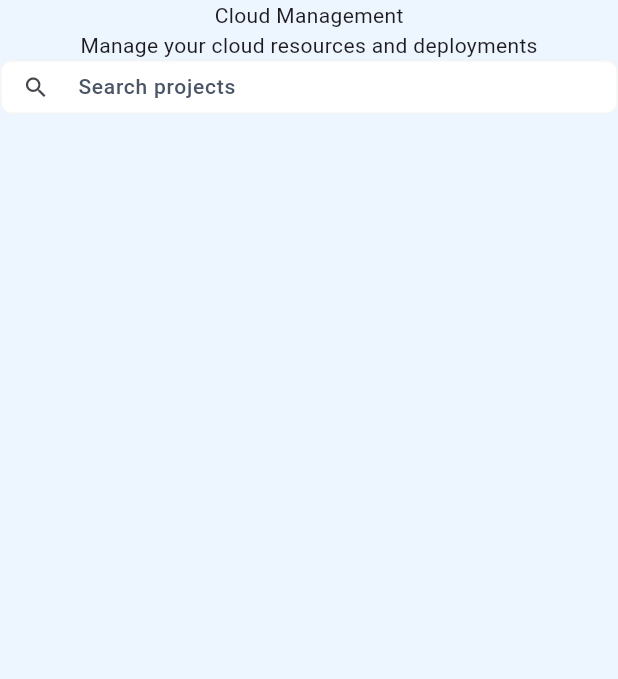
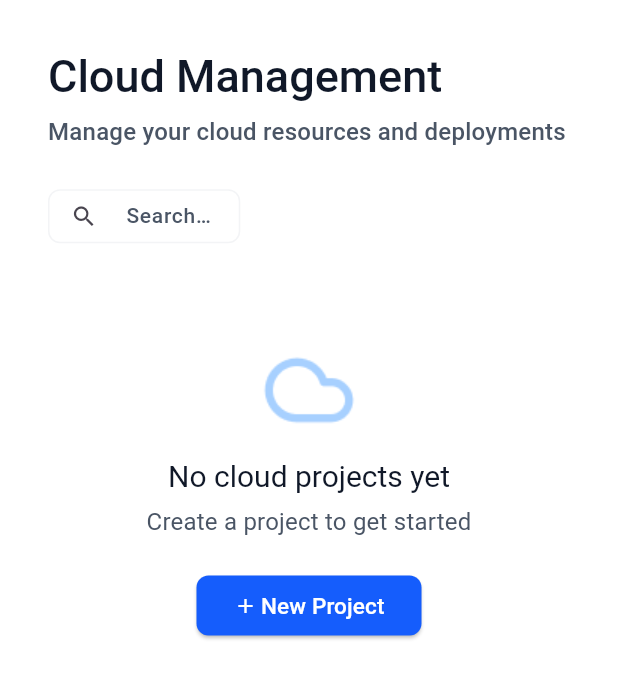
Before and after one commit to KilluaDB/UDBaaS_GP_FrontEnd, a Flutter app: the CloudTab screen opened by its route, on a phone screen of 412 x 824 dp. Shown: the top 679 px of the screen. Run offline on Flutter 3.47's test engine with Material 3 defaults, Android fonts, the phone set to English and light mode, and no system bars; our stand-ins replace flutter_screenutil, flutter_svg.

Commit message:
empty projects UI for cloud and projects tab

```diff
--- a/lib/core/constants/app_images.dart
+++ b/lib/core/constants/app_images.dart
@@ -8,5 +8,7 @@ class AppImages {
   static const String cloudUnSelected = 'assets/images/icons/cloud_icon_unselected.svg';
   static const String projectSelected = 'assets/images/icons/project_icon_selected.svg';
   static const String projectUnSelected = 'assets/images/icons/project_icon_unselected.svg';
+  static const String cloudEmptyProjectsLogo = 'assets/images/cloud_tab.png';
+  static const String emptyProjectsLogo = 'assets/images/icon_projects.png';
 
 }
--- /dev/null
+++ b/lib/core/widgets/empty_projects.dart
@@ -0,0 +1,73 @@
+import 'package:dbaas_project/core/app_theme.dart';
+import 'package:dbaas_project/core/widgets/custome_elevated_button.dart';
+import 'package:flutter/material.dart';
+import 'package:flutter_screenutil/flutter_screenutil.dart';
+
+class EmptyProjects extends StatelessWidget {
+
+  String logoName;
+  String subTitle;
+  String subDecribtion;
+   EmptyProjects({ required this.logoName, required this.subDecribtion, required this.subTitle,});
+
+  @override
+  Widget build(BuildContext context) {
+    final TextTheme textTheme = Theme.of(context).textTheme;
+    final screenWidth = MediaQuery.of(context).size.width;
+    final screenHeight = MediaQuery.of(context).size.height;
+
+    final buttonWidth = screenWidth * 0.2;
+
+    return Center(
+      child: Container(
+        width: double.infinity,
+        padding: EdgeInsets.symmetric(vertical: screenHeight * 0.05),
+        margin: EdgeInsets.symmetric(
+          horizontal: screenWidth * 0.04,
+          vertical: screenHeight * 0.03,
+        ),
+        decoration: BoxDecoration(
+          color: AppTheme.white,
+          borderRadius: BorderRadius.circular(14.r),
+        ),
+        child: Column(
+          mainAxisSize: MainAxisSize.min,
+          children: [
+            Image.asset(logoName, fit: BoxFit.contain),
+            SizedBox(height: 16.h),
+            Text(
+              subTitle,
+              style: textTheme.titleLarge,
+              textAlign: TextAlign.center,
+            ),
+            SizedBox(height: 8.h),
+            Text(
+             subDecribtion,
+              style: textTheme.titleMedium,
+              textAlign: TextAlign.center,
+            ),
+            SizedBox(height: 24.h),
+            CustomElevatedButton(
+              width: buttonWidth.clamp(150, 250),
+              child: Row(
+                mainAxisSize: MainAxisSize.min,
+                mainAxisAlignment: MainAxisAlignment.center,
+                children: [
+                  Icon(Icons.add, size: 16, color: AppTheme.white),
+                  SizedBox(width: 8.w),
+                  Text(
+                    "New Project",
+                    style: textTheme.titleSmall!.copyWith(
+                      color: AppTheme.white,
+                    ),
+                  ),
+                ],
+              ),
+              onTap: () {},
+            ),
+          ],
+        ),
+      ),
+    );
+  }
+}
--- a/lib/features/cloud_feature/presentation/cloud_tab.dart
+++ b/lib/features/cloud_feature/presentation/cloud_tab.dart
@@ -1,4 +1,7 @@
+import 'package:dbaas_project/core/constants/app_images.dart';
+import 'package:dbaas_project/core/widgets/empty_projects.dart';
 import 'package:flutter/material.dart';
+import 'package:flutter_screenutil/flutter_screenutil.dart';
 
 class CloudTab extends StatelessWidget {
   static const String routeName = '/cloudProjects';
@@ -6,25 +9,37 @@ class CloudTab extends StatelessWidget {
   @override
   Widget build(BuildContext context) {
     TextTheme textTheme = Theme.of(context).textTheme;
-    return Scaffold(
-
-      body: Column(
+    return Padding(
+      padding: const EdgeInsets.all(32),
+      child: Column(
+        mainAxisAlignment: MainAxisAlignment.start,
+        crossAxisAlignment: CrossAxisAlignment.start,
         children: [
-          Text('Cloud Management',
-
+          Text(
+            'Cloud Management',
+            style: textTheme.headlineLarge!.copyWith(
+              fontWeight: FontWeight.w500,
+            ),
+            textAlign: TextAlign.left,
           ),
-          Text('Manage your cloud resources and deployments'),
+          SizedBox(height: 8.h,),
+          Text(
+            'Manage your cloud resources and deployments',
+            style: textTheme.titleMedium!.copyWith(fontWeight: FontWeight.w500),
+            textAlign: TextAlign.left,
+          ),
+           SizedBox(height: 32.h,),
           SizedBox(
-            width: 448,
+            width: 448.w,
             height: 36,
             child: TextField(
-
               decoration: InputDecoration(
                 hintText: 'Search projects',
                 prefixIcon: Icon(Icons.search),
               ),
             ),
           ),
+          EmptyProjects(subTitle: "No cloud projects yet",subDecribtion: "Create a project to get started",logoName: AppImages.cloudEmptyProjectsLogo,),
         ],
       ),
     );
```
Also changed, not shown: lib/features/projects/project_tab.dart (+103 -3 lines).
